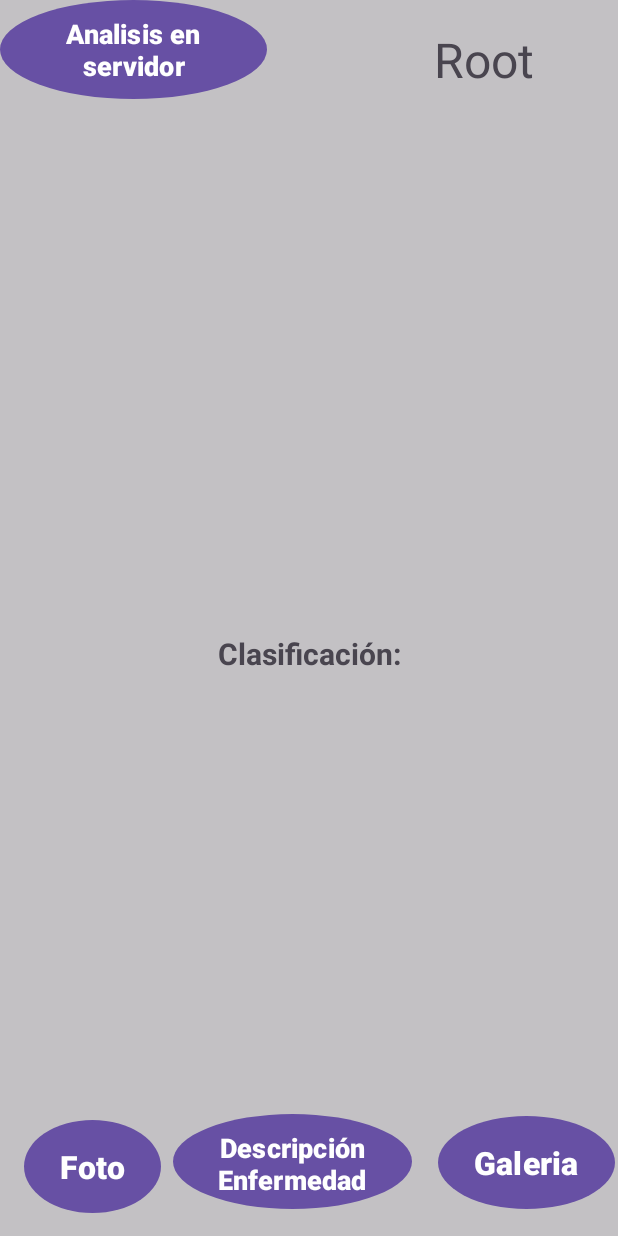
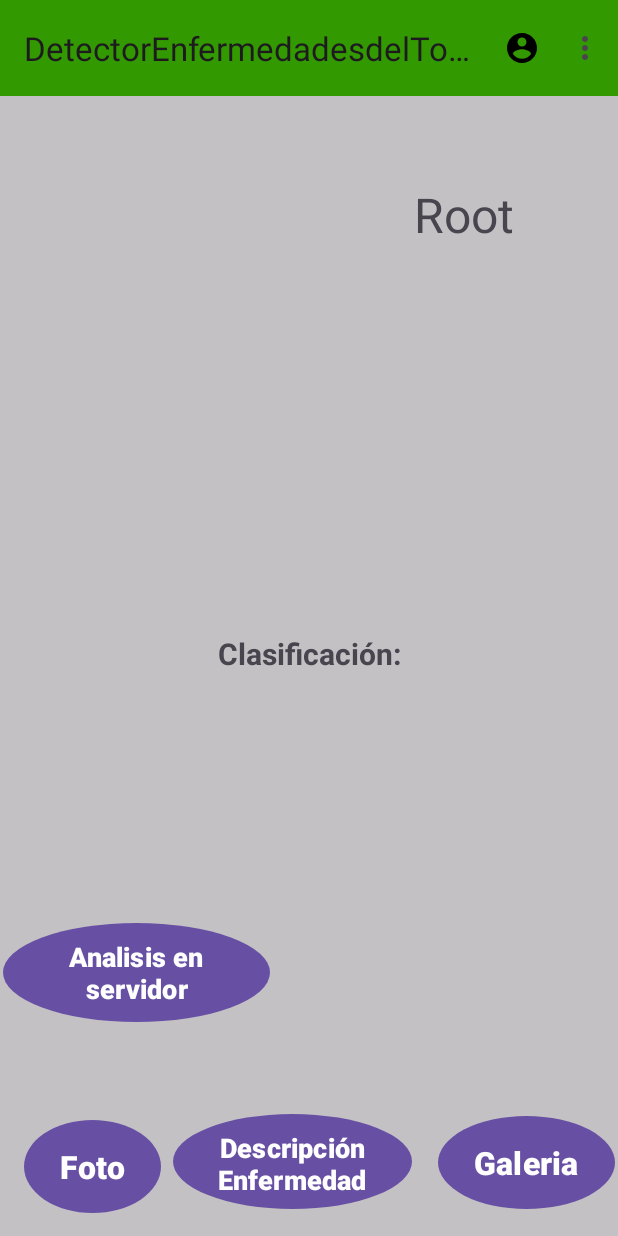
Before and after one commit to RaygozaZamudioRafael/proyectoModular, an Android app: the MainActivity screen opened directly, with no data from a screen before it, on a phone screen of 412 x 824 dp. Run offline under Robolectric (Android 15) with nearby library versions, the phone set to English and light mode, and no system bars; libraries missing offline, so code that uses them is left out: org.tensorflow.lite.

Commit message:
Base datos actualizada + menu mainActivity

```diff
--- a/DetectorEnfermedadesdelTomateApp/app/src/main/AndroidManifest.xml
+++ b/DetectorEnfermedadesdelTomateApp/app/src/main/AndroidManifest.xml
@@ -46,7 +46,9 @@
         <activity
             android:name=".SplashActivity"
             android:exported="false"
-            android:theme="@style/Theme.Design.NoActionBar"></activity>
+            android:theme="@style/Theme.Design.Light">
+
+        </activity>
     </application>
 
 </manifest>
--- a/DetectorEnfermedadesdelTomateApp/app/src/main/java/com/example/detectorenfermedadesdeltomateapp/MainActivity.java
+++ b/DetectorEnfermedadesdelTomateApp/app/src/main/java/com/example/detectorenfermedadesdeltomateapp/MainActivity.java
@@ -13,12 +13,15 @@ import android.net.Uri;
 import android.os.Bundle;
 import android.provider.MediaStore;
 import android.util.Log;
+import android.view.Menu;
+import android.view.MenuInflater;
 import android.view.View;
 import android.widget.Button;
 import android.widget.EditText;
 import android.widget.ImageView;
 import android.widget.TextView;
 import android.widget.Toast;
+import androidx.appcompat.widget.Toolbar;
 
 import com.example.detectorenfermedadesdeltomateapp.ml.ModeloDetectorEnfermedadBinarioV10006;
 import com.example.detectorenfermedadesdeltomateapp.ml.ModeloDetectorEnfermedadV320006;
@@ -47,6 +50,9 @@ public class MainActivity extends AppCompatActivity {
     protected void onCreate(Bundle savedInstanceState) {
         super.onCreate(savedInstanceState);
         setContentView(R.layout.activity_main);
+
+        Toolbar toolbar = findViewById(R.id.toolbar);
+        setSupportActionBar(toolbar);
 
         camara  = findViewById(R.id.ma_Foto);
         galeria = findViewById(R.id.ma_Galeria);
@@ -78,7 +84,7 @@ public class MainActivity extends AppCompatActivity {
             }
         });
 
-        registro.setOnClickListener(new View.OnClickListener() {
+        /*registro.setOnClickListener(new View.OnClickListener() {
             @Override
             public void onClick(View view) {
 
@@ -87,7 +93,7 @@ public class MainActivity extends AppCompatActivity {
 
             }
         });
-
+*/
         descripcion.setOnClickListener(new View.OnClickListener() {
             @Override
             public void onClick(View view) {
@@ -102,6 +108,13 @@ public class MainActivity extends AppCompatActivity {
                 }
             }
         });
+    }
+
+    @Override
+    public boolean onCreateOptionsMenu(Menu menu) {
+        MenuInflater inflater = getMenuInflater();
+        inflater.inflate(R.menu.main_activity_menu, menu);
+        return true;
     }
 
     @Override
--- a/DetectorEnfermedadesdelTomateApp/app/src/main/java/com/example/detectorenfermedadesdeltomateapp/login.java
+++ b/DetectorEnfermedadesdelTomateApp/app/src/main/java/com/example/detectorenfermedadesdeltomateapp/login.java
@@ -65,7 +65,7 @@ public class login extends AppCompatActivity {
                             String[] data = new String[2];
                             data[0] = username;
                             data[1] = password;
-                            PutData putData = new PutData("http://192.168.100.9/Login/login.php", "POST", field, data);
+                            PutData putData = new PutData("http://192.168.100.12/Login/login.php", "POST", field, data);
                             if (putData.startPut()) {
                                 if (putData.onComplete()) {
                                     progressBar.setVisibility(View.GONE);
--- a/DetectorEnfermedadesdelTomateApp/app/src/main/java/com/example/detectorenfermedadesdeltomateapp/signup.java
+++ b/DetectorEnfermedadesdelTomateApp/app/src/main/java/com/example/detectorenfermedadesdeltomateapp/signup.java
@@ -73,7 +73,7 @@ public class signup extends AppCompatActivity {
                             data[0] = email;
                             data[1] = username;
                             data[2] = password;
-                            PutData putData = new PutData("http://192.168.100.9/Login/signup.php", "POST", field, data);
+                            PutData putData = new PutData("http://192.168.100.12/Login/signup.php", "POST", field, data);
                             if (putData.startPut()) {
                                 if (putData.onComplete()) {
                                     progressBar.setVisibility(View.GONE);
--- a/DetectorEnfermedadesdelTomateApp/app/src/main/res/drawable/menu_desplegable_logo.xml
+++ /dev/null
@@ -1,5 +0,0 @@
-<vector android:height="24dp" android:tint="#000000"
-    android:viewportHeight="24" android:viewportWidth="24"
-    android:width="24dp" xmlns:android="http://schemas.android.com/apk/res/android">
-    <path android:fillColor="@android:color/white" android:pathData="M3,18h18v-2L3,16v2zM3,13h18v-2L3,11v2zM3,6v2h18L21,6L3,6z"/>
-</vector>
--- /dev/null
+++ b/DetectorEnfermedadesdelTomateApp/app/src/main/res/drawable/usuario_logo.xml
@@ -0,0 +1,5 @@
+<vector android:height="24dp" android:tint="#000000"
+    android:viewportHeight="24" android:viewportWidth="24"
+    android:width="24dp" xmlns:android="http://schemas.android.com/apk/res/android">
+    <path android:fillColor="@android:color/white" android:pathData="M12,2C6.48,2 2,6.48 2,12s4.48,10 10,10 10,-4.48 10,-10S17.52,2 12,2zM12,5c1.66,0 3,1.34 3,3s-1.34,3 -3,3 -3,-1.34 -3,-3 1.34,-3 3,-3zM12,19.2c-2.5,0 -4.71,-1.28 -6,-3.22 0.03,-1.99 4,-3.08 6,-3.08 1.99,0 5.97,1.09 6,3.08 -1.29,1.94 -3.5,3.22 -6,3.22z"/>
+</vector>
--- a/DetectorEnfermedadesdelTomateApp/app/src/main/res/layout/activity_main.xml
+++ b/DetectorEnfermedadesdelTomateApp/app/src/main/res/layout/activity_main.xml
@@ -7,6 +7,13 @@
     android:background="@color/background"
     tools:context=".MainActivity">
 
+    <include
+        android:id="@+id/toolbar"
+        layout="@layout/toolbar"
+        app:layout_constraintBottom_toBottomOf="parent"
+        app:layout_constraintEnd_toEndOf="parent"
+        app:layout_constraintStart_toStartOf="parent"
+        app:layout_constraintTop_toTopOf="parent" />
 
     <Button
         android:id="@+id/ma_AnalisisServidor"
@@ -24,10 +31,10 @@
         android:textStyle="bold"
         app:layout_constraintBottom_toBottomOf="parent"
         app:layout_constraintEnd_toEndOf="parent"
-        app:layout_constraintHorizontal_bias="0.0"
+        app:layout_constraintHorizontal_bias="0.008"
         app:layout_constraintStart_toStartOf="parent"
         app:layout_constraintTop_toTopOf="parent"
-        app:layout_constraintVertical_bias="0.0" />
+        app:layout_constraintVertical_bias="0.812" />
 
     <Button
         android:id="@+id/ma_BTNmostrarDescripcion"
@@ -142,10 +149,10 @@
         android:textSize="32dp"
         app:layout_constraintBottom_toBottomOf="parent"
         app:layout_constraintEnd_toEndOf="parent"
-        app:layout_constraintHorizontal_bias="0.785"
+        app:layout_constraintHorizontal_bias="0.735"
         app:layout_constraintStart_toStartOf="parent"
         app:layout_constraintTop_toTopOf="parent"
-        app:layout_constraintVertical_bias="0.023" />
+        app:layout_constraintVertical_bias="0.155" />
 
 
 </androidx.constraintlayout.widget.ConstraintLayout>
--- /dev/null
+++ b/DetectorEnfermedadesdelTomateApp/app/src/main/res/layout/toolbar.xml
@@ -0,0 +1,9 @@
+<?xml version="1.0" encoding="utf-8"?>
+<androidx.appcompat.widget.Toolbar xmlns:android="http://schemas.android.com/apk/res/android"
+    android:layout_width="match_parent"
+    android:layout_height="wrap_content"
+    android:background="@color/toolbarColor"
+    android:elevation="8dp"
+    >
+
+</androidx.appcompat.widget.Toolbar>
--- /dev/null
+++ b/DetectorEnfermedadesdelTomateApp/app/src/main/res/menu/main_activity_menu.xml
@@ -0,0 +1,13 @@
+<?xml version="1.0" encoding="utf-8"?>
+<menu xmlns:android="http://schemas.android.com/apk/res/android"
+    xmlns:app="http://schemas.android.com/apk/res-auto">
+    <item
+        android:id="@+id/objeto1"
+        android:icon="@drawable/usuario_logo"
+        android:title="Objeto 1"
+        app:showAsAction="ifRoom"/>
+    <item
+        android:id="@+id/objeto2"
+        android:title="Objeto 2"
+        app:showAsAction="never"/>
+</menu>
--- a/DetectorEnfermedadesdelTomateApp/app/src/main/res/values/colors.xml
+++ b/DetectorEnfermedadesdelTomateApp/app/src/main/res/values/colors.xml
@@ -8,4 +8,5 @@
     <color name="light_blue_A200">#FF40C4FF</color>
     <color name="light_blue_A400">#FF00B0FF</color>
     <color name="black_overlay">#66000000</color>
+    <color name="toolbarColor">#339900</color>
 </resources>
```
